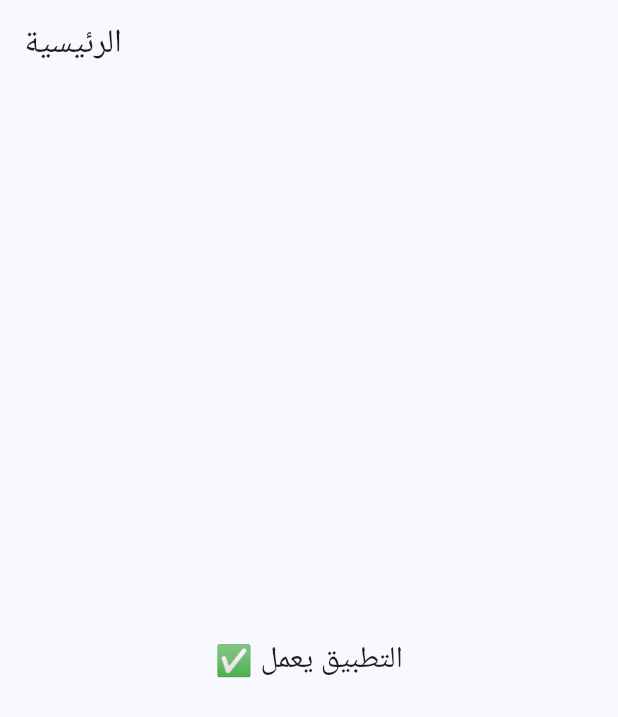
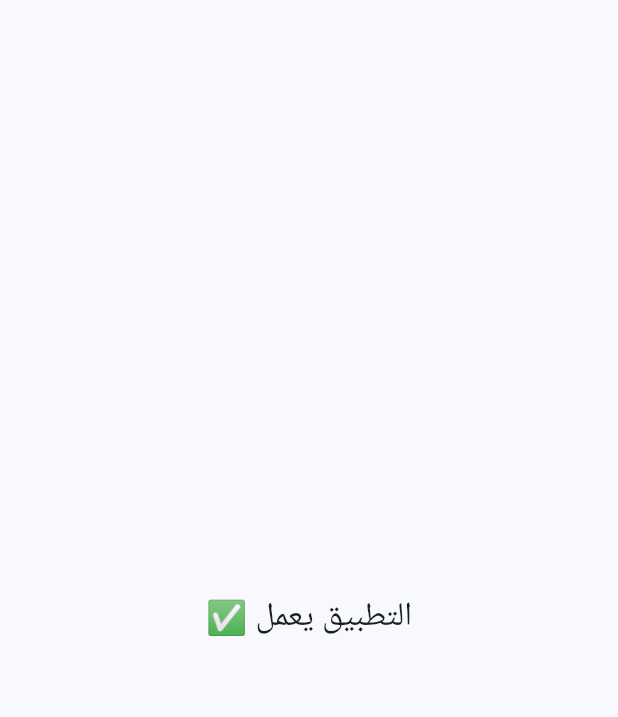
Before and after one commit to smileeyes1/new, a Flutter app: the screen it shows after launch, on a phone screen of 412 x 824 dp. Shown: the top 717 px of the screen. Run offline on Flutter 3.47's test engine with Material 3 defaults, Android fonts, the phone set to English and light mode, and no system bars.

Commit message:
Refactor HomeScreen layout for RTL support
Updated the main screen layout to use Directionality and adjusted text size.

```diff
--- a/lib/main.dart
+++ b/lib/main.dart
@@ -24,15 +24,14 @@ class HomeScreen extends StatelessWidget {
 
   @override
   Widget build(BuildContext context) {
-    return Scaffold(
-      appBar: AppBar(
-        title: const Text('الرئيسية'),
-      ),
-      body: const Center(
-        child: Text(
-          'التطبيق يعمل ✅',
-          textDirection: TextDirection.rtl,
-          style: TextStyle(fontSize: 20),
+    return const Directionality(
+      textDirection: TextDirection.rtl,
+      child: Scaffold(
+        body: Center(
+          child: Text(
+            'التطبيق يعمل ✅',
+            style: TextStyle(fontSize: 22),
+          ),
         ),
       ),
     );
```
